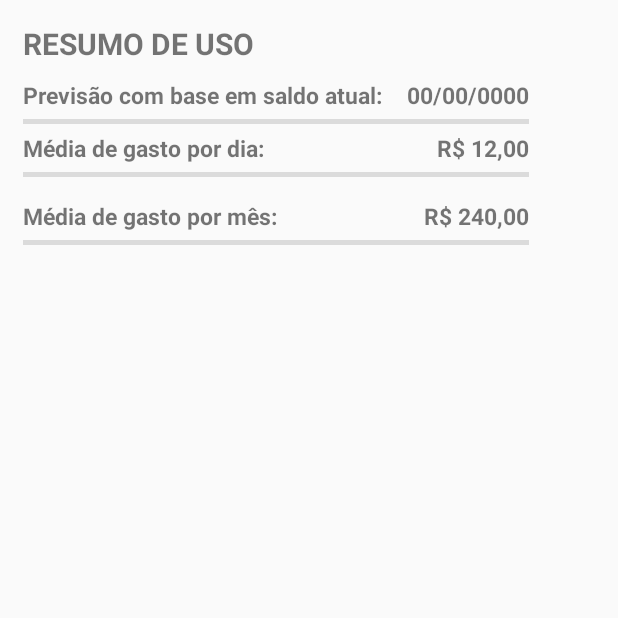
After one commit to LeeoCSL/consulta-, an Android app: the ResumoActivity screen opened directly, with no data from a screen before it, on a phone screen of 412 x 824 dp, the top half of it. The commit adds this screen. Run offline under Robolectric (Android 15) with nearby library versions, the phone set to English and light mode, and no system bars.

Commit message:
alteracao main

```diff
--- a/app/src/main/AndroidManifest.xml
+++ b/app/src/main/AndroidManifest.xml
@@ -22,7 +22,8 @@
         <activity android:name=".activities.RegisterActivity" />
         <activity
             android:name=".activities.teste"
-            android:label="@string/title_activity_teste"></activity>
+            android:label="@string/title_activity_teste" />
+        <activity android:name=".activities.ResumoActivity"></activity>
     </application>
 
 </manifest>
--- /dev/null
+++ b/app/src/main/java/br/com/consultai/activities/ResumoActivity.java
@@ -0,0 +1,15 @@
+package br.com.consultai.activities;
+
+import android.support.v7.app.AppCompatActivity;
+import android.os.Bundle;
+
+import br.com.consultai.R;
+
+public class ResumoActivity extends AppCompatActivity {
+
+    @Override
+    protected void onCreate(Bundle savedInstanceState) {
+        super.onCreate(savedInstanceState);
+        setContentView(R.layout.activity_resumo);
+    }
+}
--- /dev/null
+++ b/app/src/main/res/layout/activity_resumo.xml
@@ -0,0 +1,117 @@
+<?xml version="1.0" encoding="utf-8"?>
+<LinearLayout xmlns:android="http://schemas.android.com/apk/res/android"
+    xmlns:app="http://schemas.android.com/apk/res-auto"
+    xmlns:tools="http://schemas.android.com/tools"
+    android:layout_width="match_parent"
+    android:layout_height="match_parent"
+    tools:context="br.com.consultai.activities.ResumoActivity"
+    android:orientation="vertical">
+    <RelativeLayout
+        android:layout_width="368dp"
+        android:layout_height="551dp"
+        android:padding="15dp"
+        tools:layout_editor_absoluteY="8dp"
+        tools:layout_editor_absoluteX="8dp">
+
+        <TextView
+            android:id="@+id/txtResumo"
+            android:layout_width="wrap_content"
+            android:layout_height="wrap_content"
+            android:text="RESUMO DE USO"
+            android:textStyle="bold"
+            android:textSize="20sp"
+            />
+
+        <TextView
+            android:id="@+id/txt4"
+            android:layout_width="wrap_content"
+            android:layout_height="wrap_content"
+            android:text="Previsão com base em saldo atual:"
+            android:layout_below="@+id/txtResumo"
+            android:layout_marginTop="10dp"
+            android:textStyle="bold"
+            android:textSize="15sp"
+            />
+
+        <TextView
+            android:layout_width="wrap_content"
+            android:layout_height="wrap_content"
+            android:text="00/00/0000"
+            android:layout_alignParentRight="true"
+            android:layout_alignBaseline="@+id/txt4"
+            android:layout_marginLeft="10dp"
+            android:textSize="15sp"
+            android:textStyle="bold"/>
+
+        <View
+            android:id="@+id/view1"
+            android:layout_width="match_parent"
+            android:layout_height="3dp"
+            android:layout_below="@id/txt4"
+            android:background="@color/cinza"
+            android:layout_marginTop="5dp"
+            android:layout_marginBottom="5dp"/>
+
+        <TextView
+            android:id="@+id/txt5"
+            android:layout_width="wrap_content"
+            android:layout_height="wrap_content"
+            android:layout_below="@+id/view1"
+            android:text="Média de gasto por dia:"
+            android:textSize="15sp"
+            android:textStyle="bold"/>
+
+        <TextView
+            android:layout_width="wrap_content"
+            android:layout_height="wrap_content"
+            android:text="R$ 12,00"
+            android:layout_alignParentRight="true"
+            android:layout_alignBaseline="@+id/txt5"
+            android:layout_marginLeft="10dp"
+            android:textSize="15sp"
+            android:textStyle="bold"/>
+
+        <View
+            android:id="@+id/view2"
+            android:layout_width="match_parent"
+            android:layout_height="3dp"
+            android:layout_below="@id/txt5"
+            android:background="@color/cinza"
+            android:layout_marginTop="5dp"
+            android:layout_marginBottom="5dp"/>
+
+        <TextView
+            android:id="@+id/txt6"
+            android:layout_width="wrap_content"
+            android:layout_height="wrap_content"
+            android:text="Média de gasto por mês:"
+            android:layout_below="@+id/view2"
+            android:layout_marginTop="10dp"
+            android:textStyle="bold"
+            android:textSize="15sp"
+            />
+
+        <TextView
+            android:layout_width="wrap_content"
+            android:layout_height="wrap_content"
+            android:text="R$ 240,00"
+            android:layout_alignParentRight="true"
+            android:layout_alignBaseline="@+id/txt6"
+            android:layout_marginLeft="10dp"
+            android:textSize="15sp"
+            android:textStyle="bold"/>
+        <View
+            android:id="@+id/view4"
+            android:layout_width="match_parent"
+            android:layout_height="3dp"
+            android:layout_below="@id/txt6"
+            android:background="@color/cinza"
+            android:layout_marginTop="5dp"
+            android:layout_marginBottom="5dp"/>
+
+
+
+
+    </RelativeLayout>
+
+</LinearLayout>
```
Also changed, not shown: app/src/main/res/layout/activity_main.xml (+73 -104 lines).
